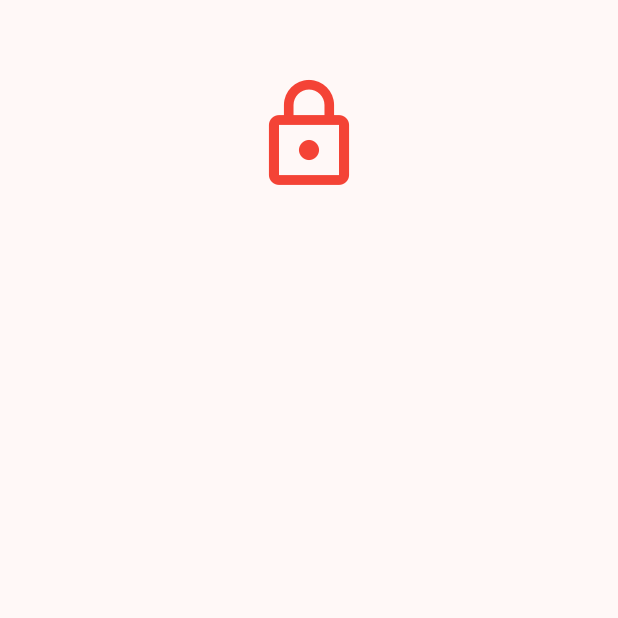
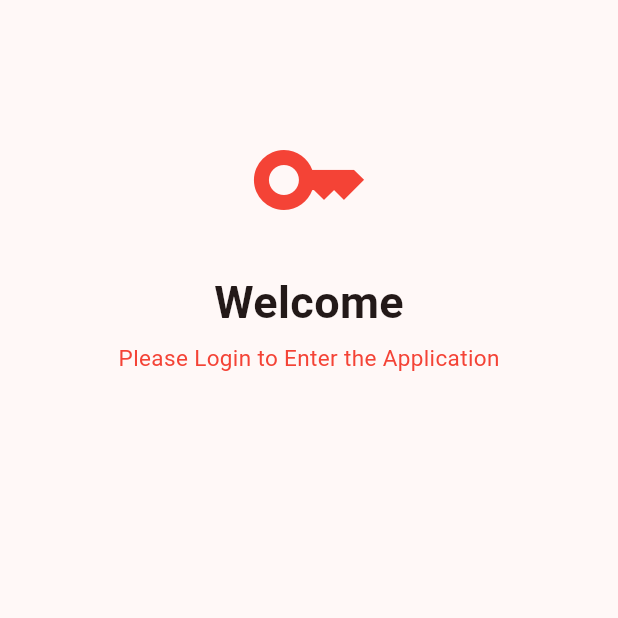
Before and after one commit to RIOKOWI/KB1179_1123150059_uts, a Flutter app: the Login screen opened directly, on a phone screen of 412 x 824 dp, the top half of it. Run offline on Flutter 3.47's test engine with Material 3 defaults, Android fonts, the phone set to English and light mode, and no system bars.

Commit message:
nambahin teks

```diff
--- a/lib/login/login.dart
+++ b/lib/login/login.dart
@@ -9,12 +9,27 @@ class Login extends StatelessWidget {
             body: Center(
               child: Column(
                 children: [
-                  SizedBox(height: 50,),
+                  SizedBox(height: 80,),
                     Icon(
-                      Icons.lock_outline,
+                      Icons.key,
                       size: 80,
                       color: Colors.red,
                     ),
+
+                    SizedBox(height: 20,),
+                  Text("Welcome",
+                    style: TextStyle(
+                      fontSize: 30,
+                      fontWeight: FontWeight.bold
+                    ),
+                  ),
+                  SizedBox(height: 5,),
+                  Text("Please Login to Enter the Application",
+                    style: TextStyle(
+                      fontSize: 15,
+                      color: Colors.red
+                    ),
+                  ),
                 ],
               ),
             ),
```
